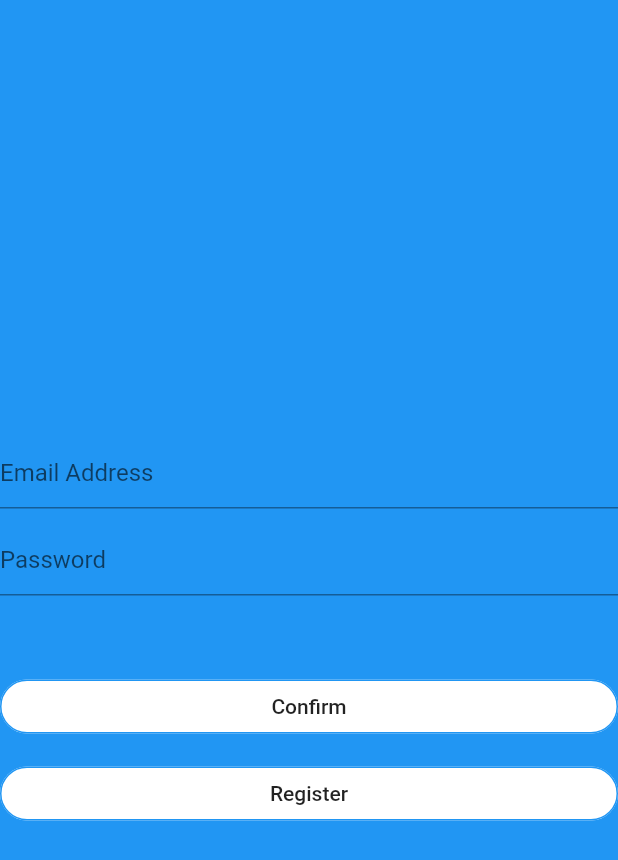
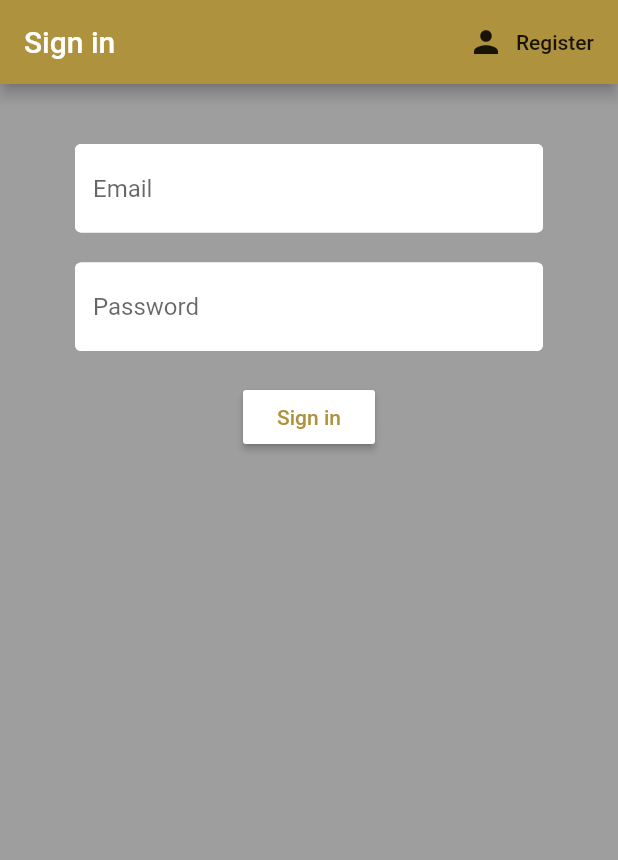
Before and after one commit to porumdc/AMO-Homebase, a Flutter app: the screen it shows after launch, on a phone screen of 412 x 824 dp. Shown: the top 860 px of the screen. Run offline on Flutter 3.47's test engine with Material 2 defaults, Android fonts, the phone set to English and light mode, and no system bars; our stand-ins replace firebase_auth, flutter_spinkit; accounts and stored records are empty.

Commit message:
Added SignIn and Register Functions

```diff
--- a/lib/main.dart
+++ b/lib/main.dart
@@ -1,15 +1,20 @@
+import 'package:amo/models/user.dart';
+import 'package:provider/provider.dart';
 import 'package:flutter/material.dart';
-import 'pages/home.dart';
-import 'pages/loading.dart';
-import 'pages/choose_mode.dart';
-import 'pages/insert_name.dart';
+import 'package:amo/screens/wrapper.dart';
+import 'package:amo/services/auth.dart';
 
-void main() => runApp(MaterialApp(
-	initialRoute: '/choose_mode',
-	routes: {
-		'/': (context) => Loading(),
-		'/choose_mode': (context) => ChooseMode(),
-		'/home': (context) => Home(),
-		'/insert_name': (context) => InsertName(),
-	},
-));
+void main() => runApp(MyApp());
+
+class MyApp extends StatelessWidget{
+
+	@override
+	Widget build(BuildContext context){
+		return StreamProvider<User>.value(
+			value: AuthService().user,
+			child: MaterialApp(
+				home: Wrapper(),
+			),
+		);
+	}
+}
--- /dev/null
+++ b/lib/models/user.dart
@@ -0,0 +1,6 @@
+class User{
+	final String uid;
+
+	User({ this.uid });
+
+}
--- a/lib/pages/choose_mode.dart
+++ /dev/null
@@ -1,237 +0,0 @@
-import 'package:flutter/material.dart';
-import 'package:date_field/date_field.dart';
-
-class ChooseMode extends StatefulWidget {
-	@override
-	_ChooseModeState createState() => _ChooseModeState();
-}
-
-class Data{
-}
-
-class _ChooseModeState extends State<ChooseMode> {
-
-	//final GlobalKey<FormState> _form = GlobalKey<FormState>();
-	final TextEditingController _pass = TextEditingController();
-	final TextEditingController _confirmPass = TextEditingController();
-	DateTime selectedData;
-	final myController = TextEditingController();
-	bool _canShowLoginForm = true;
-	bool _canShowRegisterForm = false;
-	String mode = "Register";
-	String _validation = "password does not match";
-
-	void validate(){
-		if(_pass.text == _confirmPass.text){
-			print("password matched");
-			_validation = "password matched";
-		}
-
-		else{
-			print("password does not match");
-			setState((){
-				_validation = "password does not match";
-			});
-		}
-	}
-
-	void dispose(){
-		myController.dispose();
-		super.dispose();
-	}
-
-	void hideButton(){
-
-		if(_canShowLoginForm == true){
-
-			setState((){
-				_canShowLoginForm = false;
-				_canShowRegisterForm = true;
-				mode = "Login";
-			});
-
-			print("hide");
-		}
-
-		else if(_canShowLoginForm == false){
-
-			setState((){
-				_canShowLoginForm = true;
-				_canShowRegisterForm = false;
-				mode = "Register";
-			});
-
-			print("show");
-		}
-	}
-
-	@override
-	Widget build(BuildContext context) {
-
-		return Scaffold(
-			backgroundColor: Colors.blue,
-			body: new Container(
-				alignment: Alignment.center,
-
-				child: Column(
-					crossAxisAlignment: CrossAxisAlignment.stretch,
-					mainAxisAlignment: MainAxisAlignment.center,
-
-					children: <Widget>[
-
-						//INPUT FIELD - First Name
-						Visibility(
-							visible: _canShowRegisterForm,
-							child: TextField(
-								controller: myController,
-								decoration: new InputDecoration(
-									hintText: "First name",
-								),
-							),
-						),
-
-						//SPACING
-						SizedBox(height: 10.0),
-
-						//INPUT FIELD - Last Name
-						Visibility(
-							visible: _canShowRegisterForm,
-							child: TextField(
-								controller: myController,
-								decoration: new InputDecoration(
-									hintText: "Last name",
-								),
-							),
-						),
-
-						//SPACING
-						SizedBox(height: 10.0),
-
-						//INPUT FIELD - username
-						Visibility(
-							//visible: _canShowLoginForm,
-							child: TextField(
-								controller: myController,
-								decoration: new InputDecoration(
-									hintText: "Email Address",
-								),
-							),
-						),
-
-						//SPACING
-						SizedBox(height: 10.0),
-
-						/*Form(
-							key: _form,
-							child: ListView(
-								children: <Widget> [
-									TextFormField(
-										controller: _pass,
-										validator: (val){
-											if(val.isEmpty)
-												return 'Empty';
-											return null;
-											}
-									),
-
-									TextFormField(
-										controller: _confirmPass,
-										validator: (val){
-											if(val.isEmpty)
-												return 'Empty';
-											if(val != _pass.text)
-												return 'Not match';
-											return null;
-										}
-									),
-								],
-							),
-						),*/
-
-						//INPUT FIELD - password
-						Visibility(
-							//visible: _canShowLoginForm,
-							child: TextField(
-								controller: _pass,
-								decoration: new InputDecoration(
-									hintText: "Password",
-								),
-							),
-						),
-
-						//SPACING
-						SizedBox(height: 10.0),
-
-						//INPUT FIELD - password
-						Visibility(
-							visible: _canShowRegisterForm,
-							child: TextField(
-								controller: _confirmPass,
-								decoration: new InputDecoration(
-									hintText: "Confirm Password",
-								),
-							),
-						),
-
-						//SPACING
-						SizedBox(height: 30.0),
-
-						Visibility(
-							visible: _canShowRegisterForm,
-
-							child: DateField(
-							    onDateSelected: (DateTime value) {
-									setState(() {
-							        	selectedData = value;
-							    	});
-							    },
-							    selectedDate: selectedData,
-							),
-						),
-
-						SizedBox(height: 10.0),
-
-						// BUTTON
-						Visibility(
-							//visible: _canShowLoginForm,
-							child: FlatButton(
-								color: Colors.white,
-								onPressed: validate,
-								child: Text('Confirm'),
-								shape: RoundedRectangleBorder(
-									borderRadius: BorderRadius.circular(36.0),
-									side: BorderSide(color: Colors.blue),
-								),
-							),
-						),
-
-						//SPACING
-						SizedBox(height: 10.0),
-
-						// BUTTON
-						Visibility(
-							//visible: _canShowLoginForm,
-							child: FlatButton(
-								color: Colors.white,
-								onPressed: hideButton,
-								child: Text(mode),
-								shape: RoundedRectangleBorder(
-									borderRadius: BorderRadius.circular(36.0),
-									side: BorderSide(color: Colors.blue),
-								),
-							),
-						),
-
-						Visibility(
-							visible: _canShowRegisterForm,
-							child: Text(
-									_validation
-								),
-						),
-
-					],
-				),
-			)
-		);
-	}
-}
--- /dev/null
+++ b/lib/screens/authenticate/authenticate.dart
@@ -0,0 +1,27 @@
+import 'package:amo/screens/authenticate/register.dart';
+import 'package:flutter/material.dart';
+import 'package:amo/screens/authenticate/sign_in.dart';
+
+class Authenticate extends StatefulWidget {
+	@override
+	_AuthenticateState createState() => _AuthenticateState();
+}
+
+class _AuthenticateState extends State<Authenticate> {
+
+	bool showSignIn = true;
+
+	void toggleView(){
+		setState(() => showSignIn = !showSignIn);
+	}
+
+	@override
+	Widget build(BuildContext context){
+		if(showSignIn) {
+			return SignIn(toggleView: toggleView);
+		}
+		else {
+			return Register(toggleView: toggleView);
+		}
+	}
+}
--- /dev/null
+++ b/lib/screens/authenticate/sign_in.dart
@@ -0,0 +1,104 @@
+import 'package:amo/shared/loading.dart';
+import 'package:amo/services/auth.dart';
+import 'package:flutter/material.dart';
+import 'package:amo/shared/constants.dart';
+
+class SignIn extends StatefulWidget {
+
+	final Function toggleView;
+	SignIn ({ this.toggleView });
+
+	@override
+	_SignInState createState() => _SignInState();
+}
+
+class _SignInState extends State<SignIn>{
+
+	final AuthService _auth = AuthService();
+	final _formKey = GlobalKey<FormState>();
+	bool loading = false;
+
+	String email = '';
+	String password = '';
+	String error = '';
+
+	@override
+	Widget build(BuildContext context){
+		return loading ? Loading() : Scaffold(
+			backgroundColor: Colors.grey[500],
+			appBar: AppBar(
+				backgroundColor: Color(0xFFAF923D),
+				title: Text('Sign in'),
+				actions: <Widget> [
+					FlatButton.icon(
+						icon: Icon(Icons.person),
+						label: Text('Register'),
+						onPressed: () {
+							widget.toggleView();
+						},
+					),
+				],
+			),
+
+			body: Container(
+				padding: EdgeInsets.symmetric(vertical: 20.0, horizontal: 50.0),
+				child: Form(
+
+					key: _formKey,
+
+					child: Column(
+						children: <Widget> [
+
+							SizedBox(height: 20.0),
+
+							TextFormField(
+								decoration: textInputDecoration.copyWith(hintText: 'Email'),
+								validator: (val) => val.isEmpty ? 'Enter an email' : null,
+								onChanged: (val) {
+									setState(() => email = val);
+								}
+							),
+
+							SizedBox(height: 20.0),
+
+							TextFormField(
+								decoration: textInputDecoration.copyWith(hintText: 'Password'),
+								validator: (val) => val.length < 6 ? 'Enter a password 6 characters or more' : null,
+								obscureText: true,
+								onChanged: (val) {
+									setState(() => password = val);
+								}
+							),
+
+							SizedBox(height: 20.0),
+
+							RaisedButton(
+								color: Colors.white,
+								child: Text('Sign in',
+									style: TextStyle(color: Color(0xFFAF923D)),
+								),
+								onPressed: () async {
+									if(_formKey.currentState.validate()){
+										setState(() => loading = true);
+										dynamic result = await _auth.signInWithEmailAndPassword(email, password);
+										if(result == null){
+											setState(() => error = 'Could not sign in with those credentials');
+											loading = false;
+										}
+									}
+								},
+							),
+
+							SizedBox(height: 20.0),
+
+							Text(error,
+								style: TextStyle(color: Colors.red, fontSize: 14.0),
+							),
+
+						],
+					),
+				),
+			),
+		);
+	}
+}
--- /dev/null
+++ b/lib/screens/wrapper.dart
@@ -0,0 +1,20 @@
+import 'package:flutter/material.dart';
+import 'package:amo/screens/home/home.dart';
+import 'package:provider/provider.dart';
+import 'package:amo/screens/authenticate/authenticate.dart';
+import 'package:amo/models/user.dart';
+
+class Wrapper extends StatelessWidget {
+	@override
+	Widget build(BuildContext context){
+
+		final user = Provider.of<User>(context);
+
+		if(user == null){
+			return Authenticate();
+		}
+		else {
+			return Home();
+		}
+	}
+}
--- /dev/null
+++ b/lib/shared/constants.dart
@@ -0,0 +1,12 @@
+import 'package:flutter/material.dart';
+
+const textInputDecoration = InputDecoration(
+	fillColor: Colors.white,
+	filled: true,
+	enabledBorder: OutlineInputBorder (
+		borderSide: BorderSide(color: Colors.white, width: 2.0)
+	),
+	focusedBorder: OutlineInputBorder(
+		borderSide: BorderSide(color: Color(0xFFAF923D), width: 2.0)
+	),
+);
--- a/pubspec.yaml
+++ b/pubspec.yaml
@@ -24,17 +24,19 @@ dependencies:
   flutter:
     sdk: flutter
   date_field: ^0.1.2
+  provider: ^3.1.0
 
 
   # The following adds the Cupertino Icons font to your application.
   # Use with the CupertinoIcons class for iOS style icons.
   cupertino_icons: ^0.1.3
+  firebase_auth: ^0.14.0+5
+  cloud_firestore: ^0.12.9+4
 
 dev_dependencies:
   flutter_test:
     sdk: flutter
   flutter_spinkit: ^4.0.0
-  http: ^0.12.0+2
 
 # For information on the generic Dart part of this file, see the
 # following page: https://dart.dev/tools/pub/pubspec
```
Also changed, not shown: lib/pages/home.dart (deleted, +0 -16 lines), lib/pages/insert_name.dart (deleted, +0 -10 lines), lib/pages/loading.dart (deleted, +0 -37 lines), lib/screens/authenticate/register.dart (added, +105 -0 lines), lib/screens/home/home.dart (added, +27 -0 lines), lib/services/auth.dart (added, +50 -0 lines), lib/shared/loading.dart (added, +18 -0 lines), pubspec.lock, 6 other files.
